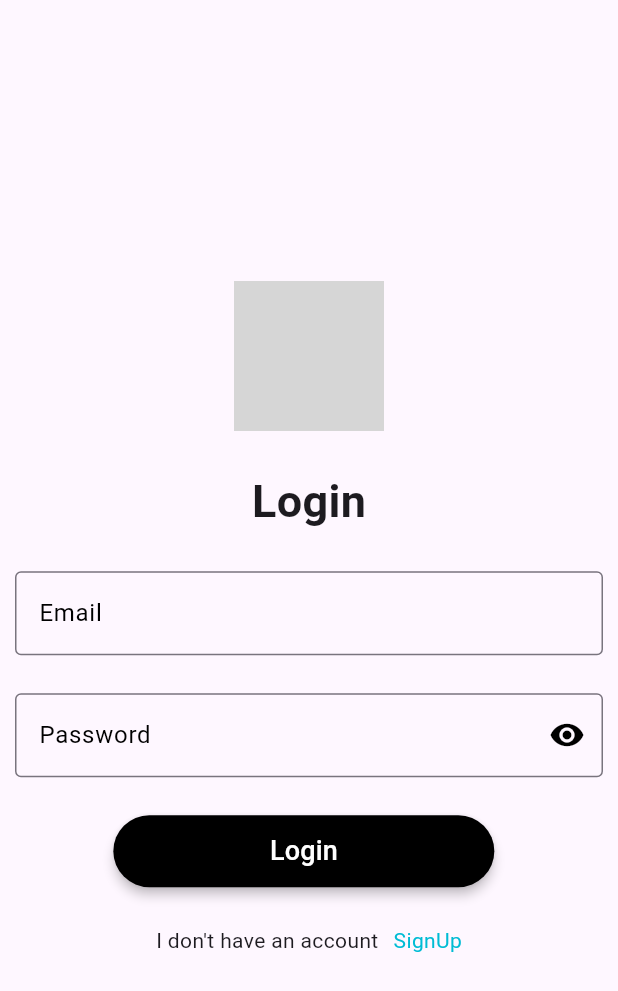
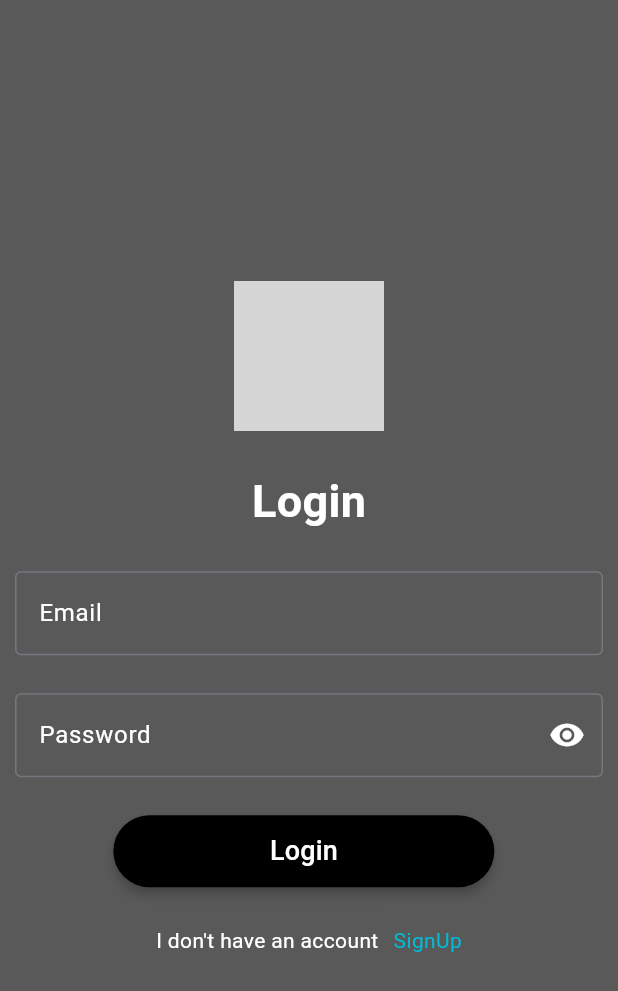
Before and after one commit to Rafael-cmd-html/machapstore1.1, a Flutter app: the screen it shows after launch, on a phone screen of 412 x 824 dp. Shown: the top 991 px of the screen. Run offline on Flutter 3.47's test engine with Material 3 defaults, Android fonts, the phone set to English and light mode, and no system bars; Roboto replaces fonts that are missing (Nunito); grey boxes are pictures that could not be loaded.

Commit message:
Testing colors in design

```diff
--- a/lib/screens/login.dart
+++ b/lib/screens/login.dart
@@ -29,7 +29,9 @@ class _login_state extends State<login> {
 
   Widget build(BuildContext context) {
     return Scaffold(
-        body: Form(
+        body: Container(
+            color: Color(0xFF595959), // Color gris #595959
+            child: Form(
                 key: _form_key,
                 child: Container(
                     child: Column(
@@ -48,15 +50,19 @@ class _login_state extends State<login> {
                               // Coloca la imagen redonda aquí
                               CircleAvatar(
                                   radius: 50,
-                              backgroundImage: AssetImage('images/machape.png'))
+                                  backgroundImage:
+                                      AssetImage('images/machape.png'))
                             ],
                           ),
                           Text(
                             "Login",
                             style: TextStyle(
-                            fontSize: 30, fontWeight: FontWeight.bold),
+                                fontSize: 30,
+                                fontWeight: FontWeight.bold,
+                                color: Colors.white),
                           ),
                           TextFormField(
+                            style: TextStyle(color: Colors.white),
                             validator: (value) {
                               if (value == null || value == "") {
                                 return "Please fill email";
@@ -68,10 +74,11 @@ class _login_state extends State<login> {
                             decoration: InputDecoration(
                                 border: OutlineInputBorder(),
                                 hintText: "Email",
-                            hintStyle: TextStyle(color: Colors.black)),
+                                hintStyle: TextStyle(color: Colors.white)),
                           ),
                           TextFormField(
                             obscureText: obscure_text,
+                            style: TextStyle(color: Colors.white),
                             validator: (value) {
                               if (value == null) {
                                 return "Please fill password";
@@ -95,9 +102,9 @@ class _login_state extends State<login> {
                                       obscure_text == true
                                           ? Icons.visibility
                                           : Icons.visibility_off,
-                                  color: Colors.black),
+                                      color: Colors.white),
                                 ),
-                            hintStyle: TextStyle(color: Colors.black)),
+                                hintStyle: TextStyle(color: Colors.white)),
                           ),
                           my_button(
                             name: "Login",
@@ -108,7 +115,10 @@ class _login_state extends State<login> {
                           Row(
                             mainAxisAlignment: MainAxisAlignment.center,
                             children: <Widget>[
-                          Text("I don't have an account"),
+                              Text(
+                                "I don't have an account",
+                                style: TextStyle(color: Colors.white),
+                              ),
                               SizedBox(
                                 width: 10,
                               ),
@@ -129,6 +139,6 @@ class _login_state extends State<login> {
                       ),
                     )
                   ],
-            ))));
+                )))));
   }
 }
```
Lines whose indentation alone changed are shown as unchanged.
